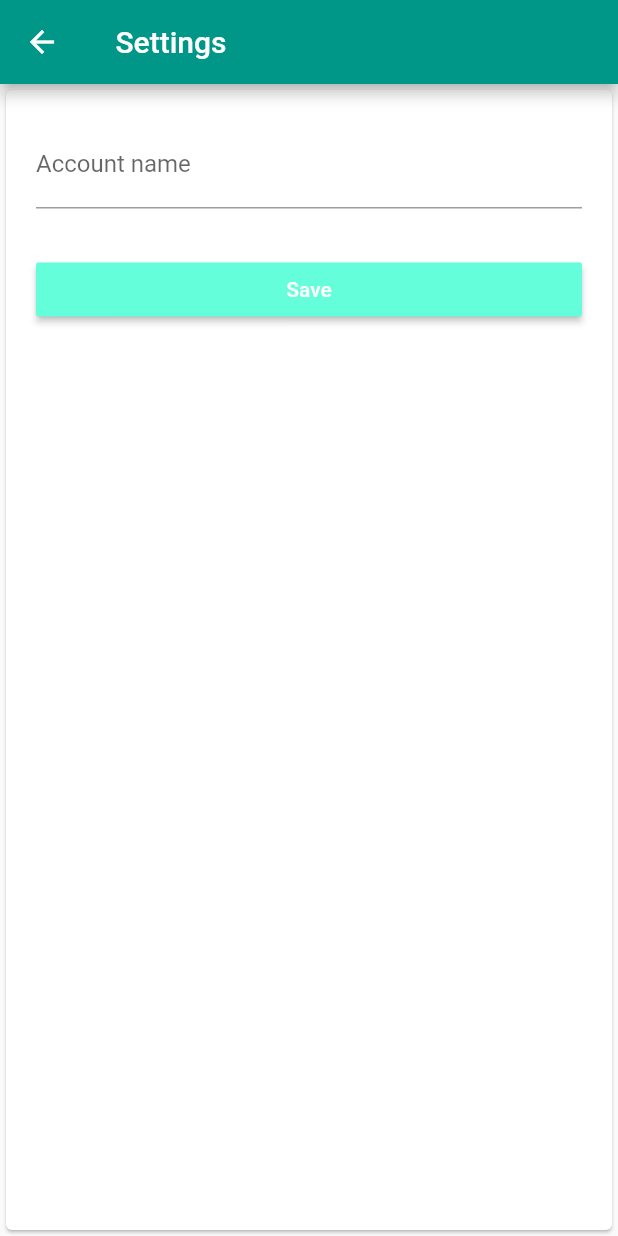
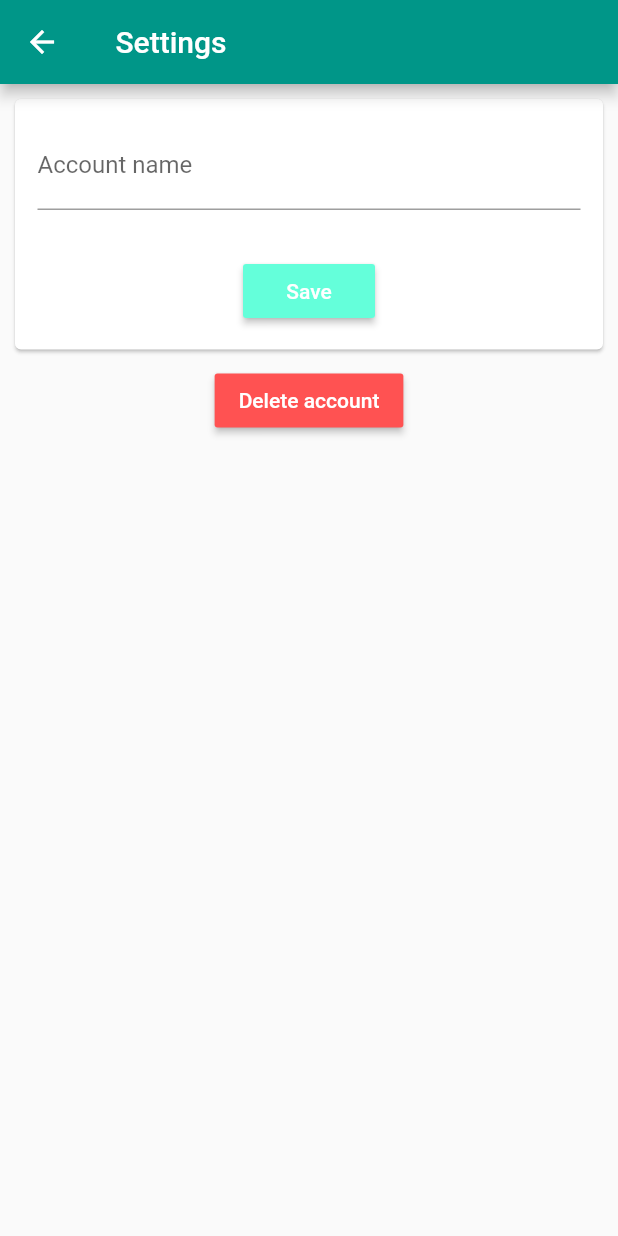
Before and after one commit to felixssimoes/myxpenses-flutter, a Flutter app: the EditAccountScreen screen opened directly with empty values, on a phone screen of 412 x 824 dp. Run offline on Flutter 3.47's test engine with Material 2 defaults, Android fonts, the phone set to English and light mode, and no system bars.

Commit message:
adds delete account function

```diff
--- a/lib/providers/accounts.provider.dart
+++ b/lib/providers/accounts.provider.dart
@@ -27,5 +27,7 @@ class AccountsProvider with ChangeNotifier {
     notifyListeners();
   }
 
-  Account findById(String id) => _accounts.firstWhere((a) => a.id == id);
+  Account findById(String id) {
+    return _accounts.firstWhere((a) => a.id == id, orElse: () => null);
+  }
 }
--- a/lib/providers/expenses.provider.dart
+++ b/lib/providers/expenses.provider.dart
@@ -8,7 +8,7 @@ class ExpensesProvider with ChangeNotifier {
   List<Expense> _expenses = [];
 
   Expense findById(String id) {
-    return _expenses.firstWhere((e) => e.id == id);
+    return _expenses.firstWhere((e) => e.id == id, orElse: () => null);
   }
 
   List<Expense> expensesForAccount(Account account) {
@@ -27,6 +27,16 @@ class ExpensesProvider with ChangeNotifier {
     notifyListeners();
   }
 
+  void deleteExpense(Expense expense) {
+    _expenses.removeWhere((e) => e.id == expense.id);
+    notifyListeners();
+  }
+
+  void deleteAllExpensesForAccount(Account account) {
+    _expenses.removeWhere((e) => e.accountId == account.id);
+    notifyListeners();
+  }
+
   void _sortExpenses() {
     _expenses.sort((e1, e2) => e2.date.compareTo(e1.date));
   }
--- a/lib/screens/accounts/edit_account.screen.dart
+++ b/lib/screens/accounts/edit_account.screen.dart
@@ -1,6 +1,7 @@
 import 'package:flutter/material.dart';
 import 'package:myxpenses/models/account.model.dart';
 import 'package:myxpenses/providers/accounts.provider.dart';
+import 'package:myxpenses/providers/expenses.provider.dart';
 import 'package:myxpenses/widgets/accounts/account_form.dart';
 import 'package:provider/provider.dart';
 
@@ -12,7 +13,10 @@ class EditAccountScreen extends StatelessWidget {
       appBar: AppBar(
         title: Text('${account.name} Settings'),
       ),
-      body: AccountForm(
+      body: Column(
+        mainAxisAlignment: MainAxisAlignment.start,
+        children: <Widget>[
+          AccountForm(
             account: account,
             onSaveAccount: ({String name}) {
               final accounts =
@@ -22,6 +26,46 @@ class EditAccountScreen extends StatelessWidget {
               Navigator.of(context).pop(updatedAccount);
             },
           ),
+          RaisedButton(
+            child: Text('Delete account'),
+            color: Colors.redAccent,
+            textColor: Colors.white,
+            onPressed: () => _onPressDeleteAccount(context, account),
+          ),
+        ],
+      ),
     );
   }
+
+  void _onPressDeleteAccount(BuildContext context, Account account) async {
+    final bool shouldDelete = await showDialog(
+      context: context,
+      builder: (context) {
+        return AlertDialog(
+          title: Text('Are you sure?'),
+          content: Text(
+              'Do you want to delete this account and all associted expenses?\n\nThis operation cannot be undone.'),
+          actions: <Widget>[
+            FlatButton(
+              child: Text('No'),
+              onPressed: () => Navigator.of(context).pop(false),
+            ),
+            FlatButton(
+              child: Text('yes'),
+              onPressed: () {
+                return Navigator.of(context).pop(true);
+              },
+            ),
+          ],
+        );
+      },
+    );
+    if (shouldDelete) {
+      Provider.of<ExpensesProvider>(context, listen: false)
+          .deleteAllExpensesForAccount(account);
+      Provider.of<AccountsProvider>(context, listen: false)
+          .deleteAccount(account);
     }
+    Navigator.of(context).pop();
+  }
+}
--- a/lib/widgets/accounts/account_form.dart
+++ b/lib/widgets/accounts/account_form.dart
@@ -31,9 +31,12 @@ class _AccountFormState extends State<AccountForm> {
     return Form(
       key: _formKey,
       child: Card(
-        child: Container(
-          padding: EdgeInsets.all(20),
-          child: ListView(
+        margin: const EdgeInsets.all(10),
+        child: Padding(
+          padding: const EdgeInsets.all(15),
+          child: Column(
+            mainAxisAlignment: MainAxisAlignment.start,
+            mainAxisSize: MainAxisSize.min,
             children: [
               _buildNameField(context),
               SizedBox(height: 30),
```
Also changed, not shown: lib/screens/accounts/account_details.screen.dart (+4 -7 lines). Lines whose indentation alone changed are shown as unchanged.
